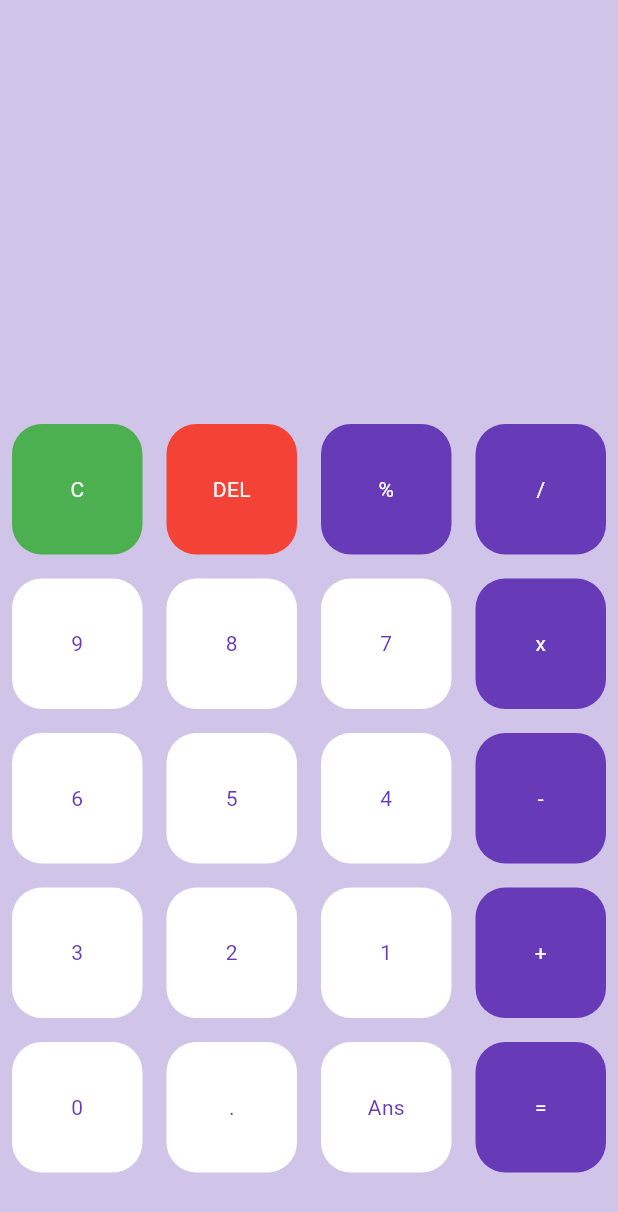
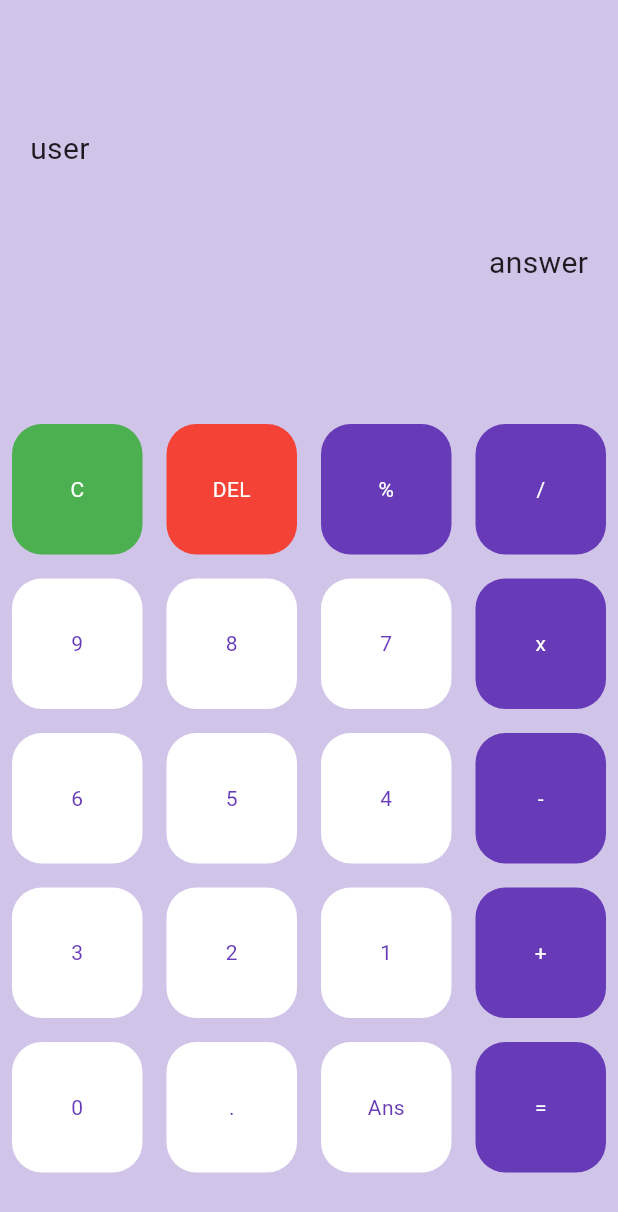
Before and after one commit to jekshelby/ProjectMobileKLP4, a Flutter app: the screen it shows after launch, on a phone screen of 412 x 824 dp. Shown: the top 1212 px of the screen. Run offline on Flutter 3.47's test engine with Material 3 defaults, Android fonts, the phone set to English and light mode, and no system bars.

Commit message:
Text Widget by Nazara

```diff
--- a/calculator/lib/main.dart
+++ b/calculator/lib/main.dart
@@ -20,6 +20,10 @@ class HomePage extends StatefulWidget {
 }
 
 class _HomePageState extends State<HomePage> {
+  var userQuestion = 'user';
+  var userAnswer = 'answer';
+  final myTextStyle = TextStyle(fontSize: 30, color: Colors.deepPurple[900]);
+
   final List<String> buttons = [
     'C',
     'DEL',
@@ -49,7 +53,33 @@ class _HomePageState extends State<HomePage> {
       backgroundColor: Colors.deepPurple[100],
       body: Column(children: <Widget>[
         Expanded(
-          child: Container(),
+          child: Container(
+            child: Column(
+              mainAxisAlignment: MainAxisAlignment.spaceEvenly,
+              children: <Widget>[
+                SizedBox(
+                  height: 50,
+                ),
+                Container(
+                  padding: EdgeInsets.all(20),
+                  alignment: Alignment.centerLeft,
+                  child: Text(
+                    userQuestion,
+                    style: TextStyle(fontSize: 20),
+                  ),
+                ),
+                Container(
+                  padding: EdgeInsets.all(20),
+                  alignment: Alignment.centerRight,
+                  child: Text(
+                    userAnswer,
+                    style: TextStyle(fontSize: 20),
+                  ),
+                ),
+                SizedBox(height: 50),
+              ],
+            ),
+          ),
         ),
         Expanded(
           flex: 2,
```
